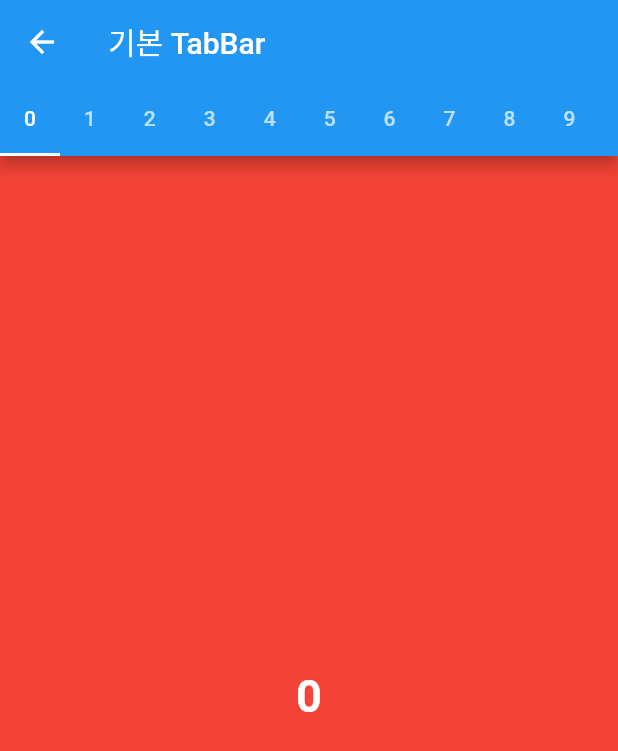
After one commit to sHong7512/flutter_scrollable_widgets, a Flutter app: the TabBarScreen screen opened by its route, after a tap on "기본 TabBar", on a phone screen of 412 x 824 dp. The commit adds this screen. Shown: the top 751 px of the screen. Run offline on Flutter 3.47's test engine with Material 2 defaults, Android fonts, the phone set to English and light mode, and no system bars; our stand-ins replace go_router, scroll_to_index; missing offline and left inert: vertical_scrollable_tabview, widgets_visibility_provider.

Commit message:
[Add] Custom Tab + scrollview - 3

```diff
--- a/lib/const/environment.dart
+++ b/lib/const/environment.dart
@@ -14,7 +14,7 @@ Widget renderContainer({
   log('loaded index :: $index');
   return Container(
     key: Key('$index'),
-    height: height ?? 300,
+    height: height ?? 100 *(1 + (index / 5)),
     color: color,
     child: Center(
       child: Text(
--- /dev/null
+++ b/lib/scrollable_widget/tabbar/tab_bar_item_screen.dart
@@ -0,0 +1,122 @@
+import 'dart:developer';
+
+import 'package:flutter/material.dart';
+import 'package:scrollable_widgets/const/colors.dart';
+import 'package:scrollable_widgets/const/environment.dart';
+import 'package:vertical_scrollable_tabview/vertical_scrollable_tabview.dart';
+
+import 'package:scroll_to_index/scroll_to_index.dart' show AutoScrollController;
+
+import 'custom/custom_tab_bar.dart';
+import 'custom/custom_tab_view.dart';
+
+class TabBarItemScreen extends StatefulWidget {
+  final int index;
+  final String name;
+
+  const TabBarItemScreen({
+    Key? key,
+    required this.index,
+    required this.name,
+  }) : super(key: key);
+
+  @override
+  State<TabBarItemScreen> createState() => _TabBarItemScreenState();
+}
+
+class _TabBarItemScreenState extends State<TabBarItemScreen> with SingleTickerProviderStateMixin {
+  late final TabController _tabController0 = TabController(length: miniNumbers.length, vsync: this);
+  late final TabController _tabController1 = TabController(length: miniNumbers.length, vsync: this);
+  late final AutoScrollController _bodyScrollController = AutoScrollController(axis: Axis.vertical);
+  late final AutoScrollController _tabScrollController = AutoScrollController(axis: Axis.horizontal);
+
+  @override
+  Widget build(BuildContext context) {
+    return getWidget(widget.index);
+  }
+
+  Widget getWidget(int index) {
+    switch (index) {
+      case 0:
+        return Scaffold(
+          appBar: AppBar(
+            title: Text(widget.name),
+            bottom: TabBar(
+              controller: _tabController0,
+              isScrollable: true,
+              onTap: (page) => log('$page'),
+              tabs: miniNumbers.map((e) => Tab(text: '$e')).toList(),
+            ),
+          ),
+          body: TabBarView(
+            controller: _tabController0,
+            children: miniNumbers
+                .map((e) =>
+                    renderContainer(color: rainbowColors[e % rainbowColors.length], index: e))
+                .toList(),
+          ),
+        );
+      case 1:
+        return Scaffold(
+          backgroundColor: Colors.white,
+          body: VerticalScrollableTabView(
+            tabController: _tabController1,
+            listItemData: miniNumbers,
+            verticalScrollPosition: VerticalScrollPosition.end,
+            eachItemChild: (object, index) =>
+                renderContainer(color: rainbowColors[index % rainbowColors.length], index: index),
+            slivers: [
+              SliverAppBar(
+                title: Text(widget.name),
+                pinned: true,
+                bottom: TabBar(
+                  isScrollable: true,
+                  controller: _tabController1,
+                  indicatorPadding: const EdgeInsets.symmetric(horizontal: 16.0),
+                  indicatorColor: Colors.black,
+                  labelColor: Colors.black,
+                  unselectedLabelColor: Colors.white,
+                  indicatorWeight: 3.0,
+                  tabs: miniNumbers.map((e) {
+                    return Tab(text: '$e');
+                  }).toList(),
+                  onTap: (index) {
+                    VerticalScrollableTabBarStatus.setIndex(index);
+                  },
+                ),
+              ),
+            ],
+          ),
+        );
+      case 2:
+        List<String> miniNumbers = List.generate(30, (index) => 'item $index');
+        return Scaffold(
+          appBar: AppBar(title: Text(widget.name)),
+          body: Column(
+            children: [
+              CustomTabBar(
+                tabScrollController: _tabScrollController,
+                bodyScrollController: _bodyScrollController,
+                tabs: miniNumbers.map((e) => Text('$e')).toList(),
+              ),
+              Expanded(
+                child: CustomTabView(
+                  tabScrollController: _tabScrollController,
+                  bodyScrollController: _bodyScrollController,
+                  children: miniNumbers
+                      .asMap()
+                      .entries
+                      .map((e) => renderContainer(
+                          color: rainbowColors[e.key % rainbowColors.length], index: e.key))
+                      .toList(),
+                  customScrollMode: CustomScrollMode.fix,
+                ),
+              ),
+            ],
+          ),
+        );
+      default:
+        throw Exception('No defined index');
+    }
+  }
+}
--- a/lib/scrollable_widget/tabbar/tab_bar_screen.dart
+++ b/lib/scrollable_widget/tabbar/tab_bar_screen.dart
@@ -1,42 +1,30 @@
-import 'dart:developer';
+import 'package:flutter/material.dart';
+import 'package:go_router/go_router.dart';
 
-import 'package:flutter/material.dart';
-import 'package:scrollable_widgets/const/environment.dart';
+const List<String> tabBarList = [
+  '기본 TabBar',
+  'scroll + tab Library',
+  'scroll + tab Custom',
+];
 
-import '../../const/colors.dart';
-
-class TabBarScreen extends StatefulWidget {
+class TabBarScreen extends StatelessWidget {
   const TabBarScreen({Key? key}) : super(key: key);
-
-  @override
-  State<TabBarScreen> createState() => _TabBarScreenState();
-}
-
-class _TabBarScreenState extends State<TabBarScreen> with SingleTickerProviderStateMixin {
-  late TabController tabController = TabController(length: miniNumbers.length, vsync: this);
-
-  @override
-  void dispose() {
-    tabController.dispose();
-    super.dispose();
-  }
 
   @override
   Widget build(BuildContext context) {
     return Scaffold(
-      appBar: AppBar(
-        title: Text('TabBarView Screen'),
-        bottom: TabBar(
-          controller: tabController,
-          isScrollable: true,
-          onTap: (page) => log('$page'),
-          tabs: miniNumbers.map((e) => Tab(text: '$e')).toList(),
-        ),
-      ),
-      body: TabBarView(
-        controller: tabController,
-        children: miniNumbers
-            .map((e) => renderContainer(color: rainbowColors[e % rainbowColors.length], index: e))
+      appBar: AppBar(title: Text('SingleChildScrollView')),
+      body: Column(
+        mainAxisAlignment: MainAxisAlignment.center,
+        crossAxisAlignment: CrossAxisAlignment.stretch,
+        children: tabBarList
+            .asMap()
+            .entries
+            .map((entry) => ElevatedButton(
+                onPressed: () {
+                  GoRouter.of(context).push('/tabbar/${entry.key}');
+                },
+                child: Text(entry.value)))
             .toList(),
       ),
     );
--- a/pubspec.yaml
+++ b/pubspec.yaml
@@ -41,6 +41,10 @@ dependencies:
 
   vertical_scrollable_tabview: ^0.0.7
 #  scroll_to_index: ^3.0.1 <- 위에 이미 포함됨
+
+  widgets_visibility_provider: ^3.0.1
+
+  flutter_riverpod: ^2.0.2
 
 dev_dependencies:
   flutter_test:
```
Also changed, not shown: lib/main.dart (+10 -1 lines), lib/route/router_set.dart (+13 -12 lines), lib/scrollable_widget/tabbar/custom/custom_tab_bar.dart (added, +95 -0 lines), lib/scrollable_widget/tabbar/custom/custom_tab_view.dart (added, +157 -0 lines), lib/scrollable_widget/tabbar/tab_bar_screen2.dart (deleted, +0 -82 lines), lib/scrollable_widget/tabbar/vertical_scrollable_screen.dart (deleted, +0 -63 lines), pubspec.lock.
